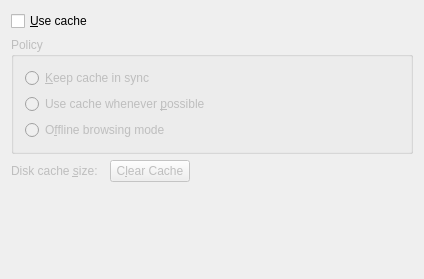
KDE/konqueror, file konqueror/settings/kio/cache.ui: the form before one commit.
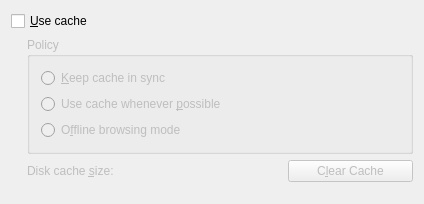
The form after the commit. Custom widgets are drawn as their Qt base class.

Commit message: - indent the cache settings in the ui - use a couple of widgets less when layouting - delete the "ui class"

The edit to the form file:
```diff
--- a/konqueror/settings/kio/cache.ui
+++ b/konqueror/settings/kio/cache.ui
@@ -6,7 +6,7 @@
     <x>0</x>
     <y>0</y>
     <width>424</width>
-    <height>279</height>
+    <height>204</height>
    </rect>
   </property>
   <layout class="QVBoxLayout" >
@@ -21,6 +21,26 @@
     </widget>
    </item>
    <item>
+    <layout class="QHBoxLayout" >
+     <item>
+      <spacer>
+       <property name="orientation" >
+        <enum>Qt::Horizontal</enum>
+       </property>
+       <property name="sizeType" >
+        <enum>QSizePolicy::Fixed</enum>
+       </property>
+       <property name="sizeHint" >
+        <size>
+         <width>16</width>
+         <height>20</height>
+        </size>
+       </property>
+      </spacer>
+     </item>
+     <item>
+      <layout class="QVBoxLayout" >
+       <item>
     <widget class="QGroupBox" name="bgCachePolicy" >
      <property name="enabled" >
       <bool>false</bool>
@@ -94,21 +114,9 @@
        </property>
       </widget>
      </item>
-     <item>
-      <spacer>
-       <property name="orientation" >
-        <enum>Qt::Horizontal</enum>
-       </property>
-       <property name="sizeType" >
-        <enum>QSizePolicy::MinimumExpanding</enum>
-       </property>
-       <property name="sizeHint" >
-        <size>
-         <width>0</width>
-         <height>21</height>
-        </size>
-       </property>
-      </spacer>
+        </layout>
+       </item>
+      </layout>
      </item>
     </layout>
    </item>
@@ -120,7 +128,7 @@
      <property name="sizeHint" >
       <size>
        <width>20</width>
-       <height>40</height>
+       <height>10</height>
       </size>
      </property>
     </spacer>
```
Lines whose indentation alone changed are shown as unchanged. The commit also changes 2 other files.
